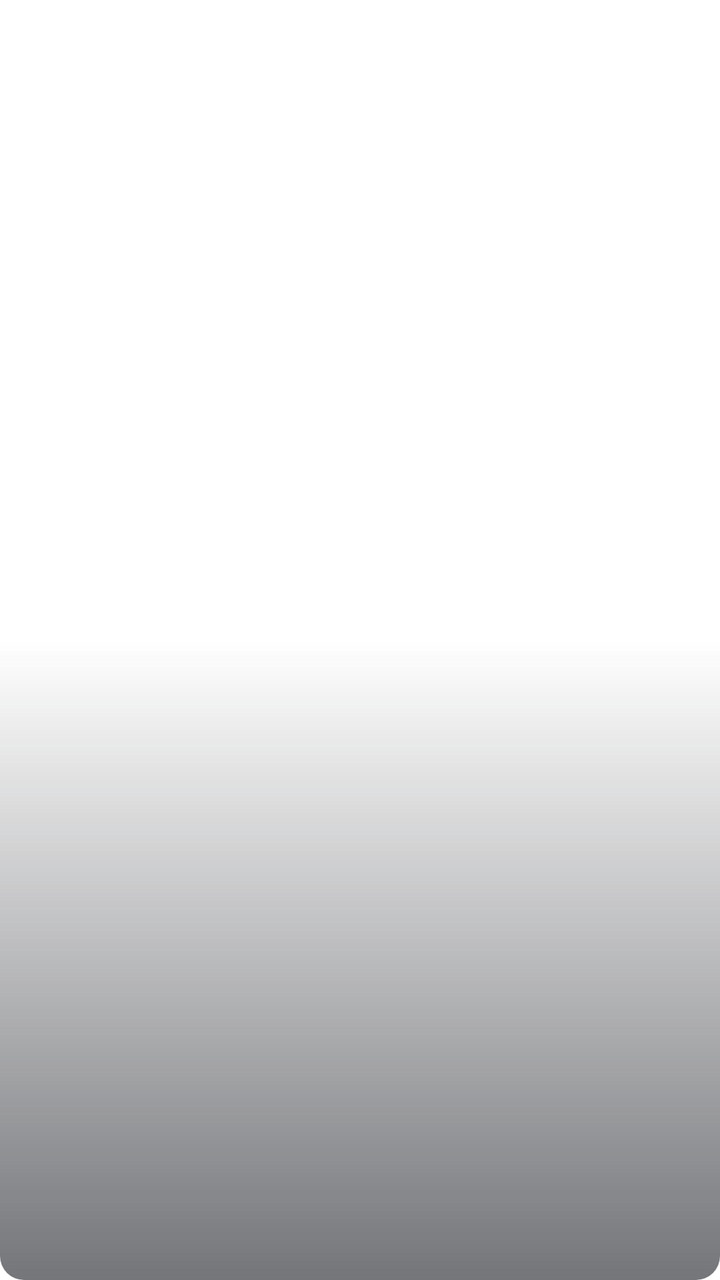
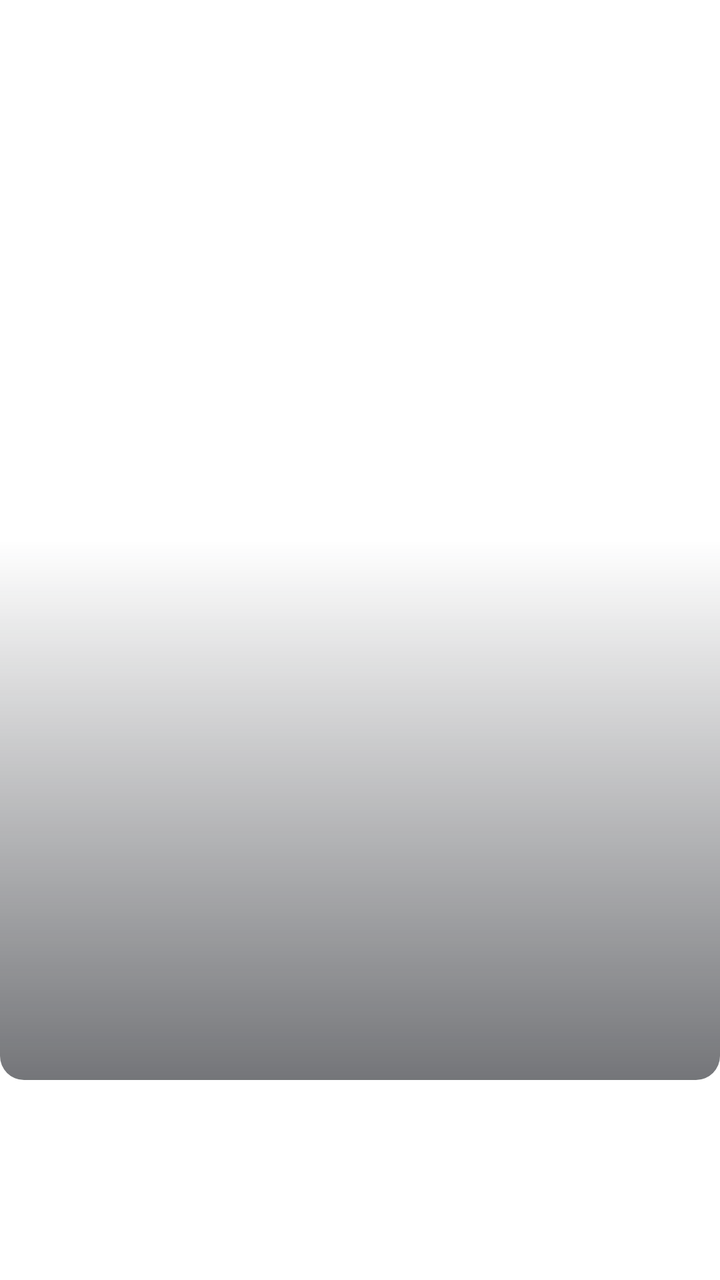

Screens rendered from an Android XML layout before and after an edit, with the pre-edit source and the edit as a unified diff.
<!-- AndroidManifest.xml: application theme Theme.Flixcomix -->
<!-- res/layout/item_movie.xml -->
<?xml version="1.0" encoding="utf-8"?>
<layout xmlns:android="http://schemas.android.com/apk/res/android"
    xmlns:app="http://schemas.android.com/apk/res-auto"
    xmlns:tools="http://schemas.android.com/tools">

    <data>

        <variable
            name="imageUrl"
            type="String" />

        <variable
            name="name"
            type="String" />

        <variable
            name="episode"
            type="String" />
    </data>

    <androidx.cardview.widget.CardView
        android:layout_width="match_parent"
        android:layout_height="match_parent"
        android:layout_marginEnd="8dp"
        android:background="@drawable/card_bg"
        app:cardCornerRadius="12dp"
        app:cardElevation="0dp">

        <ImageView
            android:id="@+id/imageView"
            imageUrl="@{imageUrl}"
            android:layout_width="match_parent"
            android:layout_height="match_parent"
            android:background="@drawable/card_bg"
            android:contentDescription="@string/image_movie"
            android:scaleType="centerCrop" />

        <View
            android:layout_width="match_parent"
            android:layout_height="match_parent"
            android:layout_gravity="bottom"
            android:background="@drawable/shadow_card_bg" />

        <LinearLayout
            android:layout_width="match_parent"
            android:layout_height="wrap_content"
            android:layout_gravity="bottom"
            android:layout_margin="12dp"
            android:orientation="vertical">

            <TextView
                android:id="@+id/txtName"
                android:layout_width="match_parent"
                android:layout_height="wrap_content"
                android:ellipsize="end"
                android:fontFamily="@font/urbanist_semibold"
                android:maxLines="2"
                android:text="@{name}"
                android:textColor="@color/white"
                android:textSize="14dp"
                tools:ignore="SpUsage" />

            <TextView
                android:id="@+id/txtEpisode"
                android:layout_width="match_parent"
                android:layout_height="wrap_content"
                android:layout_marginTop="4dp"
                android:fontFamily="@font/urbanist_medium"
                android:text="@{episode}"
                android:textColor="@color/white"
                android:textSize="12dp"
                tools:ignore="SpUsage" />
        </LinearLayout>


    </androidx.cardview.widget.CardView>
</layout>
<!-- resources referenced by this layout -->
<resources>
  <color name="white">#FFFFFFFF</color>
  <!-- drawable card_bg (drawable) -->
  <?xml version="1.0" encoding="utf-8"?>
  <shape xmlns:android="http://schemas.android.com/apk/res/android" android:shape="rectangle">
      <corners android:radius="12dp" />
  </shape>
  <!-- drawable shadow_card_bg (drawable) -->
  <?xml version="1.0" encoding="utf-8"?>
  <shape xmlns:android="http://schemas.android.com/apk/res/android"
      android:shape="rectangle">
  
      <gradient
          android:angle="194"
          android:centerColor="#00181A20"
          android:endColor="#99181A20"
          android:startColor="#00181A20"
          android:type="linear" />
  </shape>
  <string name="image_movie">Image Movie</string>
  <style name="Theme.Flixcomix" parent="Theme.MaterialComponents.DayNight.NoActionBar">
          
          <item name="colorPrimary">@color/orange</item>
          <item name="colorPrimaryVariant">@color/white</item>
          <item name="background">@color/white</item>
          <item name="android:windowBackground">@color/white</item>
          <item name="colorOnPrimary">@color/white</item>
          
          <item name="colorSecondary">@color/white</item>
          <item name="colorSecondaryVariant">@color/white</item>
          <item name="colorOnSecondary">@color/white</item>
          
          <item name="android:statusBarColor">?attr/colorPrimaryVariant</item>
          
  
          <item name="color_background">@color/white</item>
          <item name="color_background_second">@color/gray_100</item>
          <item name="color_background_third">@color/white</item>
          <item name="color_background_div">@color/gray_200</item>
          <item name="color_background_button">@color/orange_100</item>
          <item name="color_background_button_status">@color/gray_400</item>
          <item name="color_background_300_dark">@color/gray_300</item>
  
          <item name="color_primary_orange">@color/orange</item>
          <item name="color_disable_orange">@color/orange_status</item>
  
          <item name="text_color_gray_subtitle">@color/gray_800</item>
          <item name="text_color_span">@color/gray_700</item>
          <item name="text_color_span_500">@color/gray_500</item>
          <item name="text_color_span_700_300">@color/gray_700</item>
          <item name="text_color_head_1">@color/gray_900</item>
          <item name="text_color_head_2">@color/gray_800</item>
          <item name="text_color_primary_orange">@color/orange</item>
          <item name="text_color_primary_white">@color/white</item>
          <item name="color_indicator">@color/gray_200</item>
      </style>
  <color name="orange">#FFFF6B2D</color>
  <color name="gray_100">#FFF5F5F5</color>
  <color name="gray_200">#FFEEEEEE</color>
  <color name="orange_100">#FFFFE3D8</color>
  <color name="gray_400">#FFBDBDBD</color>
  <color name="gray_300">#FFE0E0E0</color>
  <color name="orange_status">#FFFF9B70</color>
  <color name="gray_800">#FF424242</color>
  <color name="gray_700">#FF616161</color>
  <color name="gray_500">#FF9E9E9E</color>
  <color name="gray_900">#FF212121</color>
</resources>

<!-- the commit's change to res/layout/item_movie.xml (unified diff, before → after) -->
@@ -18,60 +18,68 @@
             type="String" />
     </data>
 
-    <androidx.cardview.widget.CardView
+    <androidx.constraintlayout.widget.ConstraintLayout
         android:layout_width="match_parent"
-        android:layout_height="match_parent"
-        android:layout_marginEnd="8dp"
-        android:background="@drawable/card_bg"
-        app:cardCornerRadius="12dp"
-        app:cardElevation="0dp">
+        android:layout_height="wrap_content">
 
-        <ImageView
-            android:id="@+id/imageView"
-            imageUrl="@{imageUrl}"
-            android:layout_width="match_parent"
-            android:layout_height="match_parent"
+        <androidx.cardview.widget.CardView
+            android:id="@+id/cardItem"
+            android:layout_width="0dp"
+            android:layout_height="0dp"
             android:background="@drawable/card_bg"
-            android:contentDescription="@string/image_movie"
-            android:scaleType="centerCrop" />
+            app:cardCornerRadius="12dp"
+            app:cardElevation="0dp"
+            app:layout_constraintDimensionRatio="2:3"
+            app:layout_constraintStart_toStartOf="parent"
+            app:layout_constraintEnd_toEndOf="parent"
+            app:layout_constraintTop_toTopOf="parent">
 
-        <View
-            android:layout_width="match_parent"
-            android:layout_height="match_parent"
-            android:layout_gravity="bottom"
-            android:background="@drawable/shadow_card_bg" />
+            <ImageView
+                android:id="@+id/imageView"
+                imageUrl="@{imageUrl}"
+                android:layout_width="match_parent"
+                android:layout_height="match_parent"
+                android:background="@drawable/card_bg"
+                android:contentDescription="@string/image_movie"
+                android:scaleType="centerCrop" />
 
-        <LinearLayout
-            android:layout_width="match_parent"
-            android:layout_height="wrap_content"
-            android:layout_gravity="bottom"
-            android:layout_margin="12dp"
-            android:orientation="vertical">
+            <View
+                android:layout_width="match_parent"
+                android:layout_height="match_parent"
+                android:layout_gravity="bottom"
+                android:background="@drawable/shadow_card_bg" />
 
-            <TextView
-                android:id="@+id/txtName"
+            <LinearLayout
                 android:layout_width="match_parent"
                 android:layout_height="wrap_content"
-                android:ellipsize="end"
-                android:fontFamily="@font/urbanist_semibold"
-                android:maxLines="2"
-                android:text="@{name}"
-                android:textColor="@color/white"
-                android:textSize="14dp"
-                tools:ignore="SpUsage" />
+                android:layout_gravity="bottom"
+                android:layout_margin="12dp"
+                android:orientation="vertical">
 
-            <TextView
-                android:id="@+id/txtEpisode"
-                android:layout_width="match_parent"
-                android:layout_height="wrap_content"
-                android:layout_marginTop="4dp"
-                android:fontFamily="@font/urbanist_medium"
-                android:text="@{episode}"
-                android:textColor="@color/white"
-                android:textSize="12dp"
-                tools:ignore="SpUsage" />
-        </LinearLayout>
+                <TextView
+                    android:id="@+id/txtName"
+                    android:layout_width="match_parent"
+                    android:layout_height="wrap_content"
+                    android:ellipsize="end"
+                    android:fontFamily="@font/urbanist_semibold"
+                    android:maxLines="2"
+                    android:text="@{name}"
+                    android:textColor="@color/white"
+                    android:textSize="14dp"
+                    tools:ignore="SpUsage" />
 
+                <TextView
+                    android:id="@+id/txtEpisode"
+                    android:layout_width="match_parent"
+                    android:layout_height="wrap_content"
+                    android:layout_marginTop="4dp"
+                    android:fontFamily="@font/urbanist_medium"
+                    android:text="@{episode}"
+                    android:textColor="@color/white"
+                    android:textSize="12dp"
+                    tools:ignore="SpUsage" />
+            </LinearLayout>
+        </androidx.cardview.widget.CardView>
+    </androidx.constraintlayout.widget.ConstraintLayout>
 
-    </androidx.cardview.widget.CardView>
 </layout>
